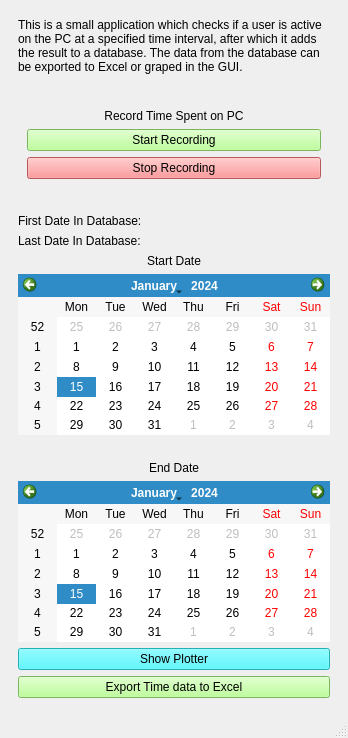
Above: TimingManager.ui from m-julian/cs50_final before the change. Below: the same form after it.
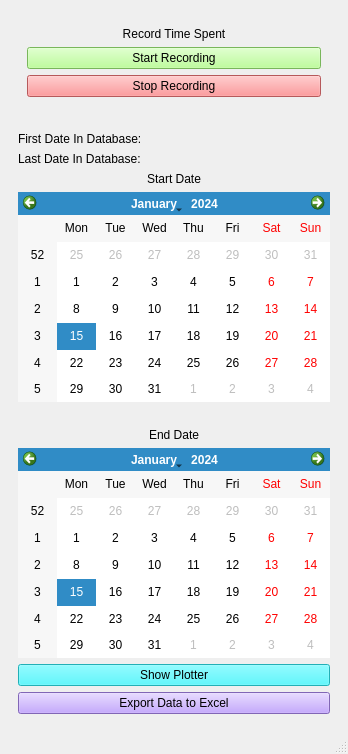
That is the form after the change.

```diff
--- a/TimingManager.ui
+++ b/TimingManager.ui
@@ -7,7 +7,7 @@
     <x>0</x>
     <y>0</y>
     <width>348</width>
-    <height>738</height>
+    <height>754</height>
    </rect>
   </property>
   <property name="windowTitle">
@@ -21,29 +21,6 @@
        <bool>false</bool>
       </property>
       <layout class="QVBoxLayout" name="verticalLayout_3">
-       <item>
-        <widget class="QLabel" name="program_description_label">
-         <property name="text">
-          <string>This is a small application which checks if a user is active on the PC at a specified time interval, after which it adds the result to a database. The data from the database can be exported to Excel or graped in the GUI.</string>
-         </property>
-         <property name="wordWrap">
-          <bool>true</bool>
-         </property>
-        </widget>
-       </item>
-       <item>
-        <spacer name="horizontalSpacer_3">
-         <property name="orientation">
-          <enum>Qt::Horizontal</enum>
-         </property>
-         <property name="sizeHint" stdset="0">
-          <size>
-           <width>280</width>
-           <height>20</height>
-          </size>
-         </property>
-        </spacer>
-       </item>
        <item>
         <widget class="QWidget" name="start_recording_widget" native="true">
          <property name="styleSheet">
@@ -53,7 +30,7 @@
           <item row="0" column="0">
            <widget class="QLabel" name="start_recording_label">
             <property name="text">
-             <string>Record Time Spent on PC</string>
+             <string>Record Time Spent</string>
             </property>
             <property name="alignment">
              <set>Qt::AlignCenter</set>
@@ -177,10 +154,10 @@
           <string>Press to export data to excel file</string>
          </property>
          <property name="styleSheet">
-          <string notr="true">background-color: rgb(170, 255, 127);</string>
+          <string notr="true">background-color:rgb(181, 143, 255)</string>
          </property>
          <property name="text">
-          <string>Export Time data to Excel</string>
+          <string>Export Data to Excel</string>
          </property>
         </widget>
        </item>
```
